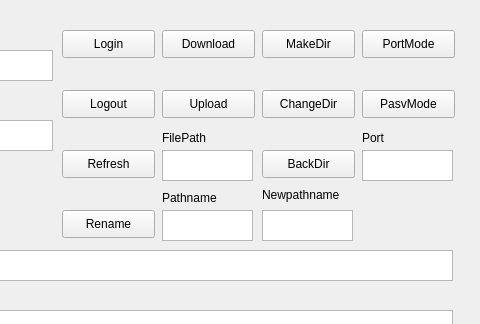
Qt form client/mainwindow.ui (Spylft/FTP-server-client) before a commit; both pictures show x 318 to 798 and y 0 to 324 of the 798 by 813 pixel window.
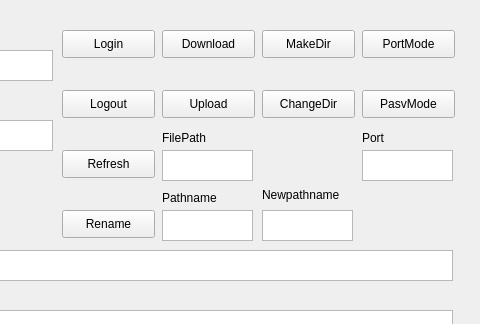
The same form after that commit.

Commit message: client can compile

```diff
--- a/client/mainwindow.ui
+++ b/client/mainwindow.ui
@@ -294,19 +294,6 @@
     <string>ChangeDir</string>
    </property>
   </widget>
-  <widget class="QPushButton" name="Button_Backdir">
-   <property name="geometry">
-    <rect>
-     <x>580</x>
-     <y>150</y>
-     <width>93</width>
-     <height>28</height>
-    </rect>
-   </property>
-   <property name="text">
-    <string>BackDir</string>
-   </property>
-  </widget>
   <widget class="QPushButton" name="Button_Portmode">
    <property name="geometry">
     <rect>
```
Left out of the diff: 12 changed lines with no effect on the pictures. The commit also changes 1 other file.
